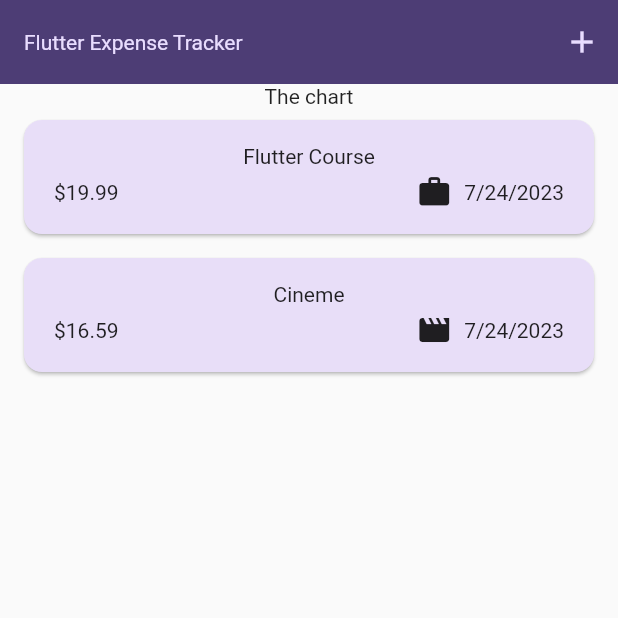
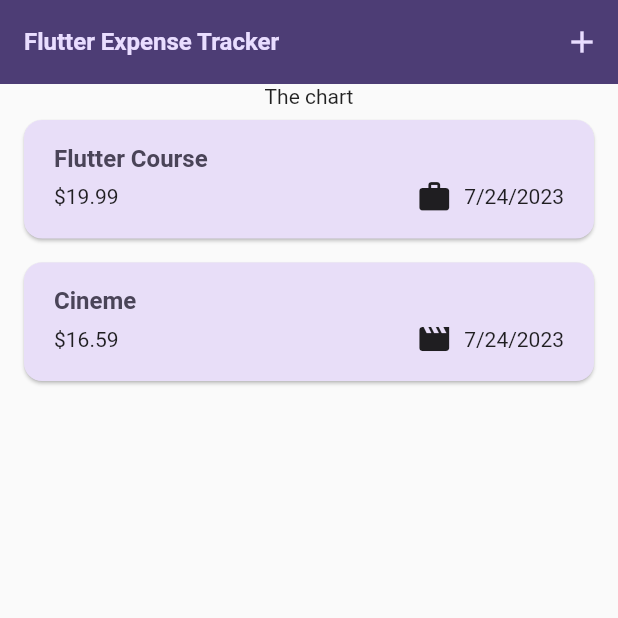
Before and after one commit to DarkoPG27/expense_tracker, a Flutter app: the screen it shows after launch, on a phone screen of 412 x 824 dp, the top half of it. Run offline on Flutter 3.47's test engine with Material 2 defaults, Android fonts, the phone set to English and light mode, and no system bars.

Commit message:
using theme data in widgets

```diff
--- a/lib/main.dart
+++ b/lib/main.dart
@@ -27,9 +27,9 @@ void main() {
         ),
         textTheme: ThemeData().textTheme.copyWith(
               titleLarge: TextStyle(
-                fontWeight: FontWeight.normal,
-                color: kColorScheme.onSecondary,
-                fontSize: 14,
+                fontWeight: FontWeight.bold,
+                color: kColorScheme.onSecondaryContainer,
+                fontSize: 16,
               ),
             ),
       ),
--- a/lib/widgets/expenses_list/expense_item.dart
+++ b/lib/widgets/expenses_list/expense_item.dart
@@ -15,8 +15,12 @@ class ExpenseItem extends StatelessWidget {
           vertical: 16,
         ),
         child: Column(
+          crossAxisAlignment: CrossAxisAlignment.start,
           children: [
-            Text(expense.title),
+            Text(
+              expense.title,
+              style: Theme.of(context).textTheme.titleLarge,
+            ),
             const SizedBox(height: 4),
             Row(
               children: [
--- a/lib/widgets/expenses_list/expenses_list.dart
+++ b/lib/widgets/expenses_list/expenses_list.dart
@@ -1,6 +1,6 @@
 import 'package:expense_tracker/models/expense.dart';
 import 'package:expense_tracker/widgets/expenses_list/expense_item.dart';
-import 'package:flutter/widgets.dart';
+import 'package:flutter/material.dart';
 
 class ExpensesList extends StatelessWidget {
   const ExpensesList({
@@ -17,6 +17,11 @@ class ExpensesList extends StatelessWidget {
     return ListView.builder(
       itemCount: expenses.length,
       itemBuilder: (ctx, index) => Dismissible(
+        background: Container(
+          color: Theme.of(context).colorScheme.error.withOpacity(0.75),
+          margin: EdgeInsets.symmetric(
+              horizontal: Theme.of(context).cardTheme.margin!.horizontal),
+        ),
         key: ValueKey(expenses[index]),
         onDismissed: (direction) {
           onRemoveExpense(expenses[index]);
```
